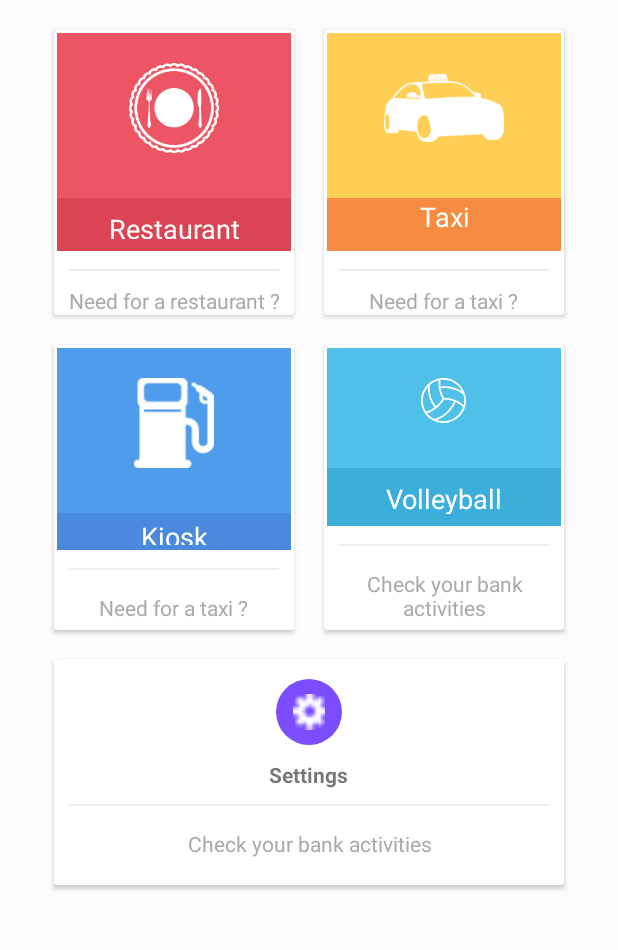
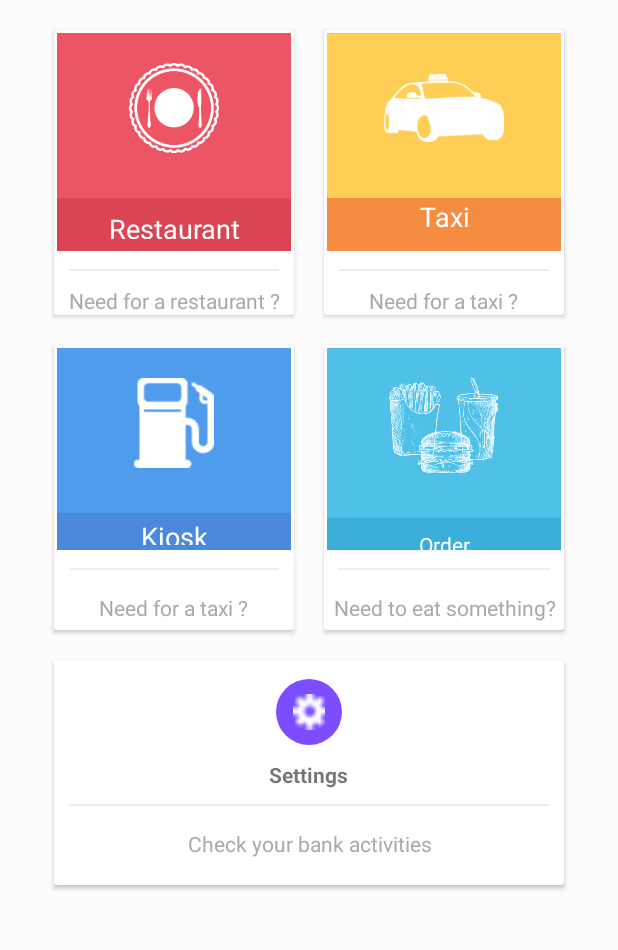
Before and after one commit to ShadowGhost228/MyDaily, an Android app: the screen it shows after launch once a user with an empty profile is signed in (MainActivity), on a phone screen of 412 x 824 dp, the part 270-1220 px from its top. Run offline under Robolectric (Android 15) with nearby library versions, the phone set to English and light mode, and no system bars; our stand-ins replace Firebase (no records; nobody signed in at launch, a user with empty details on screens opened directly).

Commit message:
Ajout du bouton commander
RAS

```diff
--- a/app/src/main/res/layout-land/activity_main.xml
+++ b/app/src/main/res/layout-land/activity_main.xml
@@ -271,7 +271,7 @@
                                 android:padding="8dp"
                                 android:layout_marginTop="30dp"
                                 android:background="@color/colorAquaDark"
-                                android:text="Volleyball"
+                                android:text="@string/btn_commander_tv_one"
                                 android:textSize="18sp"
                                 android:textAlignment="center"
                                 android:textColor="@color/colorWhite"
@@ -289,7 +289,7 @@
                             android:layout_height="wrap_content"
                             android:gravity="center"
                             android:padding="5dp"
-                            android:text="Check your bank activities"
+                            android:text="@string/btn_commander_tv_two"
                             android:textColor="@android:color/darker_gray" />
 
                     </LinearLayout>
--- a/app/src/main/res/layout/activity_main.xml
+++ b/app/src/main/res/layout/activity_main.xml
@@ -254,31 +254,30 @@ tools:context="com.esiea.mydaily.MainActivity">
 
                     <LinearLayout
                         android:layout_width="match_parent"
-                        android:layout_height="120dp"
+                        android:layout_height="100dp"
+                        android:layout_margin="2dp"
                         android:layout_weight="1"
-                        android:layout_margin="2dp"
-                        android:orientation="vertical"
                         android:background="@color/colorAqua"
-                        >
+                        android:orientation="vertical">
+
                         <ImageView
-                            android:layout_width="30dp"
-                            android:layout_height="30dp"
+                            android:layout_width="98dp"
+                            android:layout_height="63dp"
+                            android:layout_gravity="center"
                             android:layout_marginTop="20dp"
-                            android:layout_gravity="center"
-                            android:src="@drawable/ic_icon_volleyball"
-                            android:tint="@color/colorWhite"
-                            />
+                            android:src="@drawable/commander"
+                            android:tint="@color/colorWhite" />
+
                         <TextView
                             android:layout_width="match_parent"
-                            android:layout_height="match_parent"
-                            android:padding="8dp"
+                            android:layout_height="56dp"
                             android:layout_marginTop="30dp"
                             android:background="@color/colorAquaDark"
-                            android:text="Volleyball"
-                            android:textSize="18sp"
+                            android:padding="8dp"
+                            android:text="@string/btn_commander_tv_one"
                             android:textAlignment="center"
                             android:textColor="@color/colorWhite"
-                            />
+                            android:textSize="14sp" />
 
                     </LinearLayout>
                     <View
@@ -292,7 +291,7 @@ tools:context="com.esiea.mydaily.MainActivity">
                         android:layout_height="wrap_content"
                         android:gravity="center"
                         android:padding="5dp"
-                        android:text="Check your bank activities"
+                        android:text="@string/btn_commander_tv_two"
                         android:textColor="@android:color/darker_gray" />
 
                 </LinearLayout>
--- a/app/src/main/res/values/strings.xml
+++ b/app/src/main/res/values/strings.xml
@@ -38,6 +38,10 @@
     <string name="btn_taxi_tv_two">Need for a taxi ?</string>
     <string name="btn_kiosk_tv_one">Kiosk</string>
     <string name="btn_kiosk_tv_two">Need for a kiosk ?</string>
+    <string name="btn_commander_tv_one">Order</string>
+    <string name="btn_commander_tv_two">Need to eat something? </string>
+
+
 
 
 
```
Also changed, not shown: app/src/main/res/drawable/commander.png (added), 1 other file.
